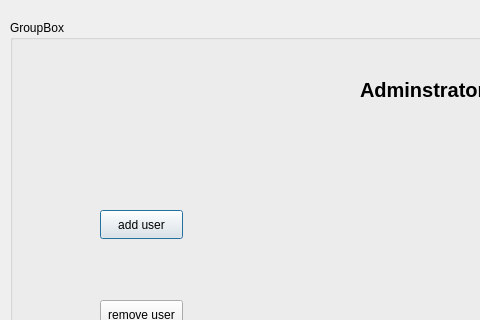
EyadEhab/studentManagementSystem, file SRC/adminstrator.ui: the form before one commit; both pictures show x 0 to 480 and y 0 to 320 of the 976 by 576 pixel window.
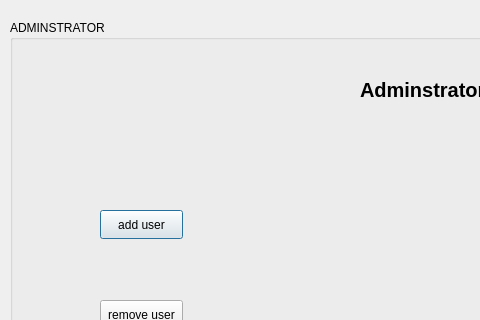
The form after the commit.

Diff of the .ui file:
```diff
--- a/SRC/adminstrator.ui
+++ b/SRC/adminstrator.ui
@@ -23,7 +23,7 @@
     </rect>
    </property>
    <property name="title">
-    <string>GroupBox</string>
+    <string>ADMINSTRATOR</string>
    </property>
    <widget class="QLabel" name="label">
     <property name="geometry">
```
Left out of the diff: 4 changed lines with no effect on the pictures.
